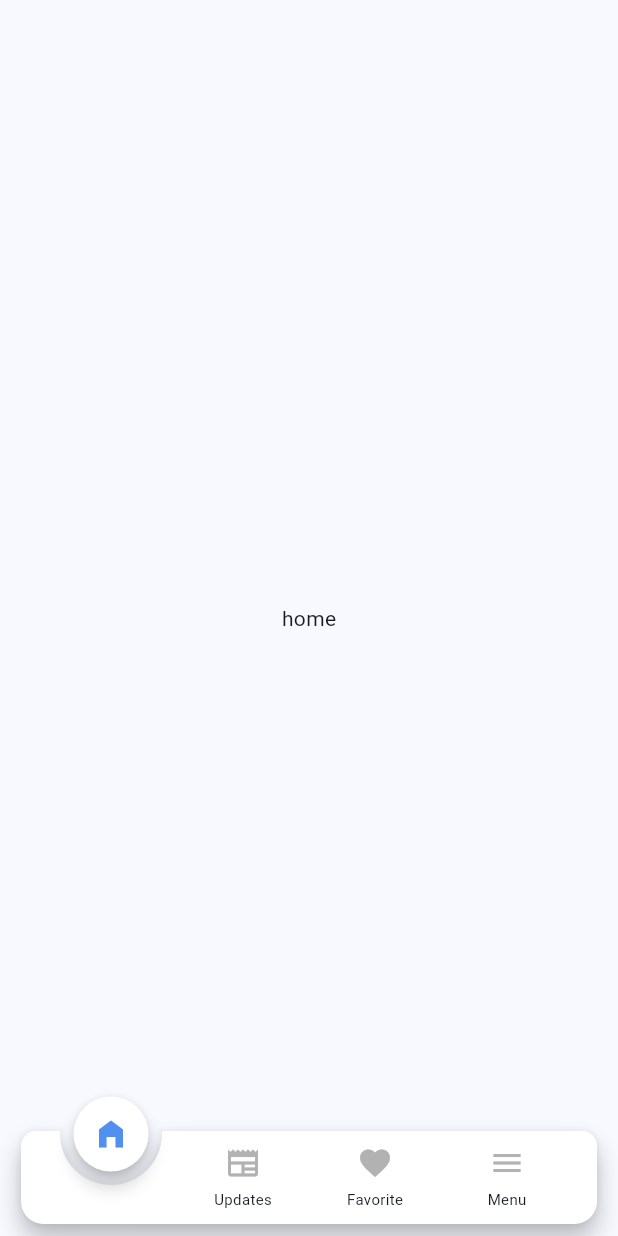
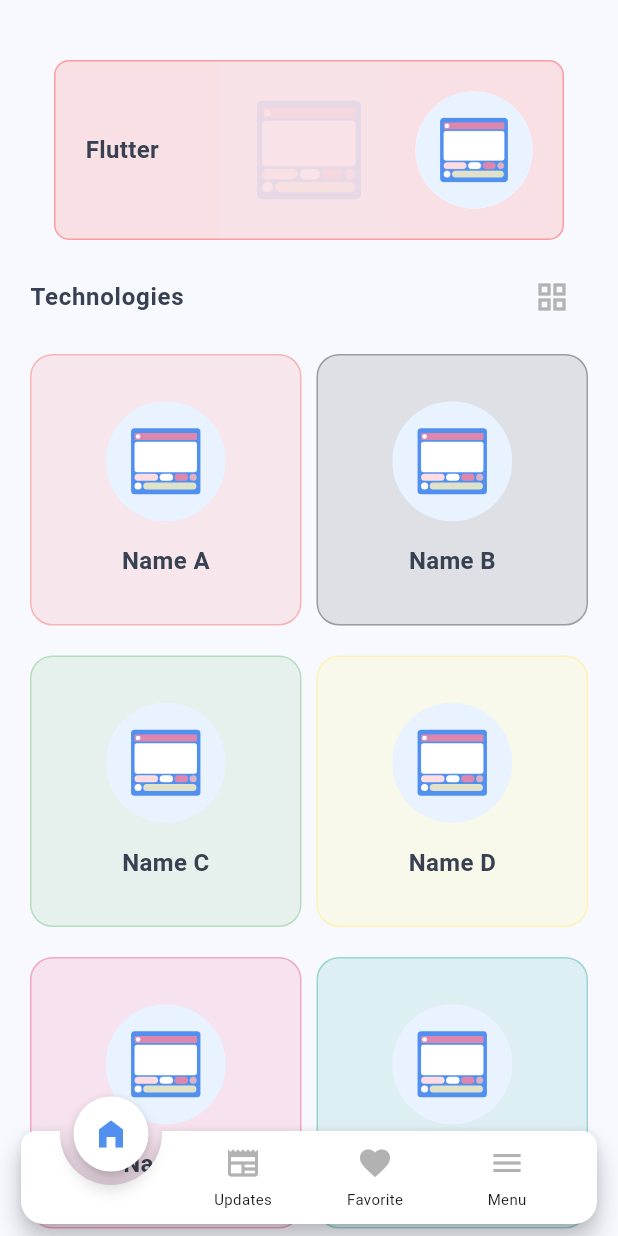
Before and after one commit to ammardev99/Widgets, a Flutter app: the screen it shows after launch, on a phone screen of 412 x 824 dp. Run offline on Flutter 3.47's test engine with Material 3 defaults, Android fonts, the phone set to English and light mode, and no system bars; drawn by our look-alikes of animated_notch_bottom_bar; our stand-ins replace animated_splash_screen, flutter_svg, get.

Commit message:
create home page

```diff
--- a/lib/modules/home/logic.dart
+++ b/lib/modules/home/logic.dart
@@ -3,5 +3,13 @@ import 'package:get/get.dart';
 import 'state.dart';
 
 class HomeLogic extends GetxController {
+  bool layoutGrid = true;
+  void changeLayOut() {
+    layoutGrid = !layoutGrid;
+    update();
+    // ignore: avoid_print
+    print(layoutGrid);
+  }
+
   final HomeState state = HomeState();
 }
--- a/lib/modules/home/view.dart
+++ b/lib/modules/home/view.dart
@@ -1,5 +1,8 @@
 import 'package:flutter/material.dart';
 import 'package:get/get.dart';
+import 'package:widgets/utilities/color.dart';
+import 'package:widgets/widgets/formating.dart';
+import 'package:widgets/widgets/technology_card.dart';
 
 import 'logic.dart';
 
@@ -11,6 +14,46 @@ class HomePage extends StatelessWidget {
 
   @override
   Widget build(BuildContext context) {
-    return const Center(child: Text('home'));
+    return SingleChildScrollView(
+      scrollDirection: Axis.vertical,
+      child: // Grid card
+          Padding(
+        padding: const EdgeInsets.all(20),
+        child: Column(
+          children: [
+            sizeBox(20),
+            technologyListCard('Flutter', AppColors.red),
+            sizeBox(10),
+            // layout option
+            ListTile(
+              contentPadding: const EdgeInsets.all(0),
+              title: customHeading("Technologies"),
+              trailing: IconButton(
+                  onPressed: () => logic.changeLayOut(),
+                  icon: logic.layoutGrid == true
+                      ? const Icon(Icons.grid_view, color: AppColors.grey)
+                      : const Icon(Icons.list,color: AppColors.grey,)),
+            ),
+            sizeBox(10),
+            GridView.count(
+              scrollDirection: Axis.vertical,
+              crossAxisCount: 2,
+              mainAxisSpacing: 20,
+              crossAxisSpacing: 10,
+              shrinkWrap: true,
+              children: [
+                technologyGridCard('Name A', Colors.red),
+                technologyGridCard('Name B', Colors.black),
+                technologyGridCard('Name C', Colors.green),
+                technologyGridCard('Name D', Colors.yellow),
+                technologyGridCard('Name E', Colors.pink),
+                technologyGridCard('Name F', Colors.teal),
+                technologyGridCard('Name G', Colors.deepOrangeAccent),
+              ],
+            ),
+          ],
+        ),
+      ),
+    );
   }
 }
--- a/lib/modules/widget_app.dart
+++ b/lib/modules/widget_app.dart
@@ -71,7 +71,7 @@ class _WidgetAppState extends State<WidgetApp> {
                   ),
                   activeItem: Icon(
                     Icons.home_filled,
-                    color: AppColors.blue,
+                    color: AppColors.primary,
                   ),
                   itemLabel: 'Home',
                 ),
@@ -82,7 +82,7 @@ class _WidgetAppState extends State<WidgetApp> {
                   ),
                   activeItem: Icon(
                     Icons.newspaper,
-                    color: AppColors.blue,
+                    color: AppColors.primary,
                   ),
                   itemLabel: 'Updates',
                 ),
@@ -93,7 +93,7 @@ class _WidgetAppState extends State<WidgetApp> {
                   ),
                   activeItem: Icon(
                     Icons.favorite,
-                    color: AppColors.blue,
+                    color: AppColors.primary,
                   ),
                   itemLabel: 'Favorite',
                 ),
@@ -104,7 +104,7 @@ class _WidgetAppState extends State<WidgetApp> {
                   ),
                   activeItem: Icon(
                     Icons.menu,
-                    color: AppColors.blue,
+                    color: AppColors.primary,
                   ),
                   itemLabel: 'Menu',
                 ),
--- a/lib/utilities/color.dart
+++ b/lib/utilities/color.dart
@@ -1,9 +1,11 @@
 import 'package:flutter/material.dart';
 
 class AppColors {
-  static const Color blue = Color(0xFF5290F0);
-  static const Color lightBlue = Color(0xFFE9F2FF);
+  static const Color primary = Color(0xFF5290F0);
+  static Color primaryLight = AppColors.primary.withOpacity(0.03);
+  static const Color splashColor = Color(0xFFB9D5FF);
   static const Color white = Color(0xFFFFFFFF);
   static const Color black = Color(0xFF374151);
   static const Color grey = Color(0xFFB2B2B2);
+  static const Color red = Color(0xFFFF0000);
 }
--- a/lib/widgets/formating.dart
+++ b/lib/widgets/formating.dart
@@ -0,0 +1,54 @@
+import 'package:flutter/material.dart';
+import 'package:widgets/utilities/color.dart';
+
+Widget sizeBox(double w, [double? h]) {
+  return SizedBox(
+    width: w,
+    height: h ?? w,
+  );
+}
+
+Widget customTitle(String text, [Color? color]) {
+  return Text(
+    text,
+    style: TextStyle(
+      fontSize: 24,
+      fontWeight: FontWeight.bold,
+      color: color ?? AppColors.black,
+    ),
+    textAlign: TextAlign.center,
+  );
+}
+
+Widget customHeading(String text, [Color? color]) {
+  return Text(
+    text,
+    style: TextStyle(
+      fontSize: 16,
+      fontWeight: FontWeight.bold,
+      color: color ?? AppColors.black,
+    ),
+  );
+}
+Widget customText(String text, [Color? color]) {
+  return Text(
+    text,
+    style: TextStyle(
+      fontSize: 12,
+      fontWeight: FontWeight.w500,
+      color: color ?? AppColors.black,
+    ),
+  );
+}
+
+Widget customInfo(String text, [Color? color]) {
+  return Text(
+    text,
+    style: TextStyle(
+      fontSize: 12,
+      fontWeight: FontWeight.w500,
+      color: color ?? AppColors.grey,
+    ),
+    textAlign: TextAlign.justify,
+  );
+}
--- /dev/null
+++ b/lib/widgets/technology_card.dart
@@ -0,0 +1,79 @@
+import 'package:flutter/material.dart';
+import 'package:flutter_svg/svg.dart';
+import 'package:widgets/widgets/formating.dart';
+
+// GridCard
+Widget technologyGridCard(String label, Color color ) {
+  return InkWell(
+    onTap: () {},
+    splashColor: color.withOpacity(0.1),
+    borderRadius: BorderRadius.circular(15),
+    child: Container(
+      padding: const EdgeInsets.all(10),
+      width: 170,
+      height: 200,
+      decoration: BoxDecoration(
+        color:  color.withOpacity(0.1),
+        border: Border.all(
+          width: 1,
+          color: color.withOpacity(0.3),
+        ),
+        borderRadius: BorderRadius.circular(15),
+      ),
+      child: Column(
+        mainAxisAlignment: MainAxisAlignment.center,
+        children: [
+          SizedBox(
+            height: 80,
+            child: SvgPicture.asset(
+              'assets/svg/app_logo.svg',
+              fit: BoxFit.contain,
+            ),
+          ),
+          const SizedBox(
+            height: 15,
+          ),
+            customHeading(label),
+        ],
+      ),
+    ),
+  );
+}
+
+// List card
+Widget technologyListCard(String label, Color color) {
+  return InkWell(
+    onTap: () {},
+    splashColor: color.withOpacity(0.1),
+    borderRadius: BorderRadius.circular(10),
+    child: Container(
+        padding: const EdgeInsets.all(20),
+        width: 340,
+        height: 120,
+        decoration: BoxDecoration(
+          color: color.withOpacity(0.1),
+          border: Border.all(
+            color: color.withOpacity(0.3),
+            width: 1,
+          ),
+          borderRadius: BorderRadius.circular(10),
+          //background light image
+          image: const DecorationImage(
+              opacity: 0.1,
+              image: AssetImage('assets/png/app_icon.png'),
+              fit: BoxFit.contain),
+        ),
+        child: Center(
+            child: Row(
+          mainAxisAlignment: MainAxisAlignment.spaceBetween,
+          children: [
+            customHeading(label),
+            const CircleAvatar(
+              maxRadius: 39,
+              backgroundColor: Colors.white,
+              foregroundImage: AssetImage('assets/png/app_icon.png'),
+            )
+          ],
+        ))),
+  );
+}
```
